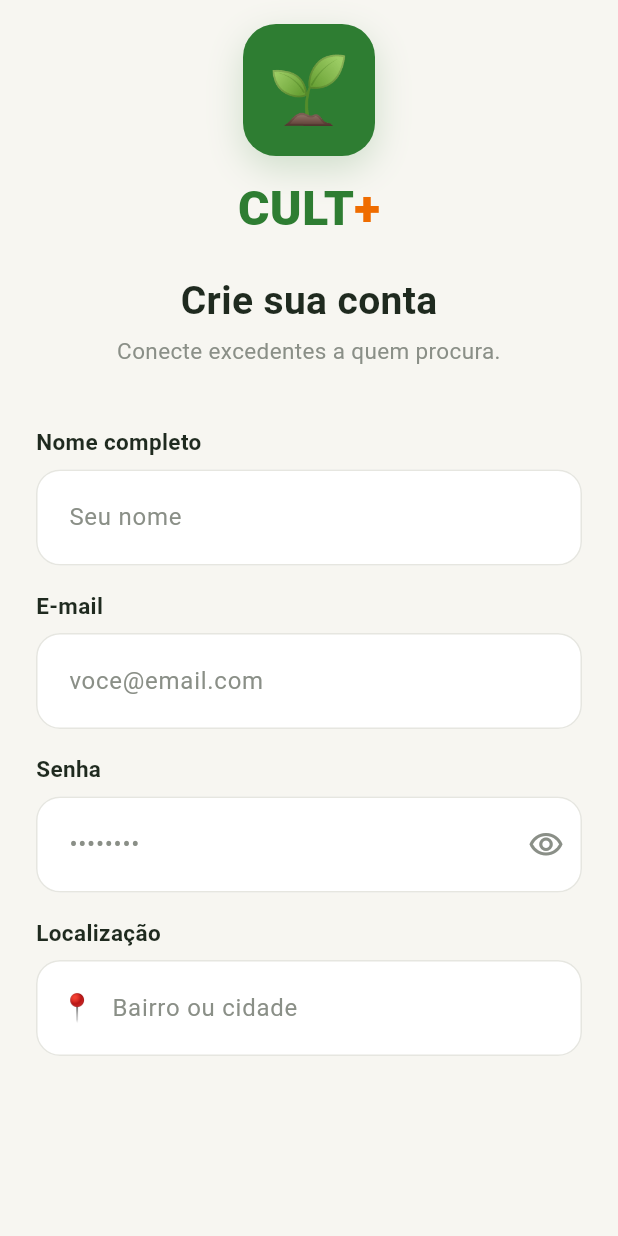
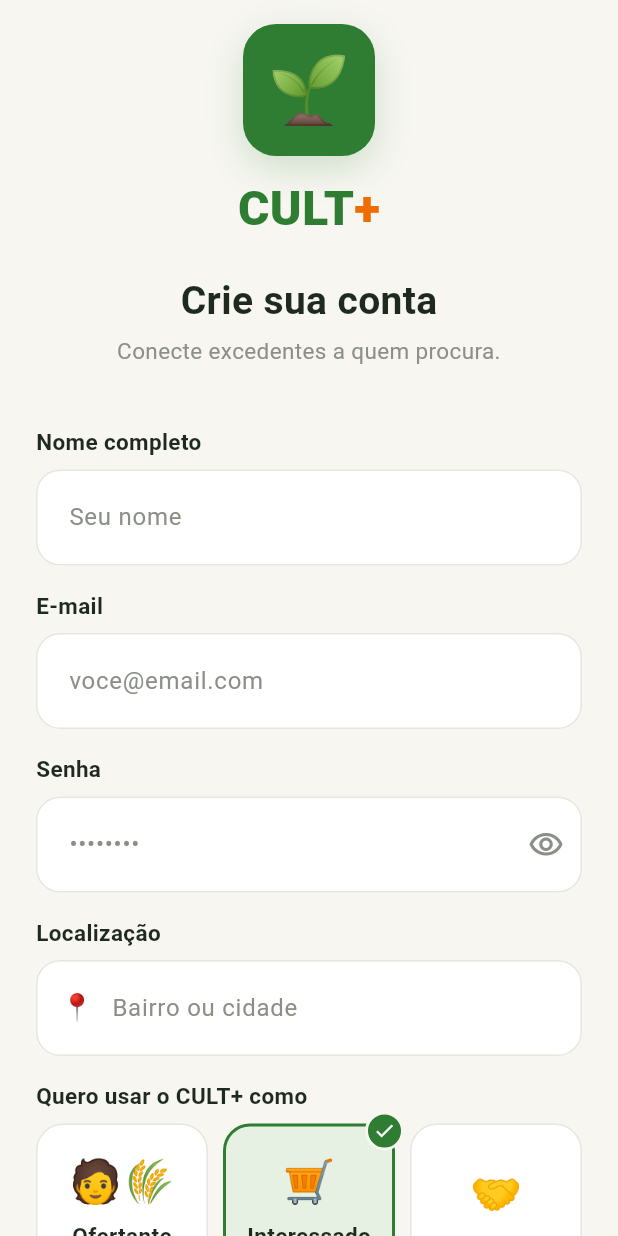
Before and after one commit to Henrique70638/PI_IV-TIME-28, a Flutter app: the CadastroPage screen opened directly, on a phone screen of 412 x 824 dp. Run offline on Flutter 3.47's test engine with Material 3 defaults, Android fonts, the phone set to English and light mode, and no system bars.

Commit message:
adiciona seletor de perfil

```diff
--- a/Front-End/app_flutter/lib/screens/cadastro.dart
+++ b/Front-End/app_flutter/lib/screens/cadastro.dart
@@ -7,6 +7,8 @@ const corFundo = Color(0xFFF7F6F1);
 const corTexto = Color(0xFF1F2A1F);
 const corCinza = Color(0xFF8A8F87);
 const corBorda = Color(0xFFE6E6E0);
+
+enum TipoPerfil { ofertante, interessado, ambos }
 
 class CadastroPage extends StatefulWidget {
   const CadastroPage({super.key});
@@ -22,6 +24,8 @@ class _CadastroPageState extends State<CadastroPage> {
   final _localController = TextEditingController();
 
   bool _senhaOculta = true;
+
+  TipoPerfil _perfil = TipoPerfil.interessado;
 
   @override
   void dispose() {
@@ -76,6 +80,8 @@ class _CadastroPageState extends State<CadastroPage> {
                   child: Text('📍', style: TextStyle(fontSize: 18)),
                 ),
               ),
+              _rotulo('Quero usar o CULT+ como'),
+              _seletorPerfil(),
             ],
           ),
         ),
@@ -190,4 +196,108 @@ class _CadastroPageState extends State<CadastroPage> {
       ),
     );
   }
+
+  Widget _seletorPerfil() {
+    return IntrinsicHeight(
+      child: Row(
+        crossAxisAlignment: CrossAxisAlignment.stretch,
+        children: [
+          Expanded(
+            child: _cartaoPerfil(
+              TipoPerfil.ofertante,
+              '🧑‍🌾',
+              'Ofertante',
+              'Tenho excedentes',
+            ),
+          ),
+          const SizedBox(width: 10),
+          Expanded(
+            child: _cartaoPerfil(
+              TipoPerfil.interessado,
+              '🛒',
+              'Interessado',
+              'Procuro produtos',
+            ),
+          ),
+          const SizedBox(width: 10),
+          Expanded(
+            child: _cartaoPerfil(
+              TipoPerfil.ambos,
+              '🤝',
+              'Ambos',
+              'Os dois perfis',
+            ),
+          ),
+        ],
+      ),
+    );
+  }
+
+  Widget _cartaoPerfil(
+    TipoPerfil tipo,
+    String emoji,
+    String titulo,
+    String descricao,
+  ) {
+    final selecionado = _perfil == tipo;
+
+    return GestureDetector(
+      onTap: () => setState(() => _perfil = tipo),
+      child: Stack(
+        fit: StackFit.expand,
+        clipBehavior: Clip.none,
+        children: [
+          AnimatedContainer(
+            duration: const Duration(milliseconds: 200),
+            padding: const EdgeInsets.symmetric(vertical: 16, horizontal: 6),
+            decoration: BoxDecoration(
+              color: selecionado ? corVerdeClaro : Colors.white,
+              borderRadius: BorderRadius.circular(18),
+              border: Border.all(
+                color: selecionado ? corVerde : corBorda,
+                width: selecionado ? 2 : 1,
+              ),
+            ),
+            child: Column(
+              mainAxisAlignment: MainAxisAlignment.center,
+              children: [
+                Text(emoji, style: const TextStyle(fontSize: 28)),
+                const SizedBox(height: 6),
+                Text(
+                  titulo,
+                  style: const TextStyle(
+                    fontSize: 15,
+                    fontWeight: FontWeight.w700,
+                    color: corTexto,
+                  ),
+                ),
+                const SizedBox(height: 2),
+                Text(
+                  descricao,
+                  textAlign: TextAlign.center,
+                  style: const TextStyle(fontSize: 12.5, color: corCinza),
+                ),
+              ],
+            ),
+          ),
+
+          if (selecionado)
+            Positioned(
+              top: -8,
+              right: -6,
+              child: Container(
+                width: 26,
+                height: 26,
+                decoration: BoxDecoration(
+                  color: corVerde,
+                  shape: BoxShape.circle,
+                  border: Border.all(color: corFundo, width: 2),
+                ),
+                child: const Icon(Icons.check, size: 15, color: Colors.white),
+              ),
+            ),
+        ],
+      ),
+    );
+  }
 }
```
